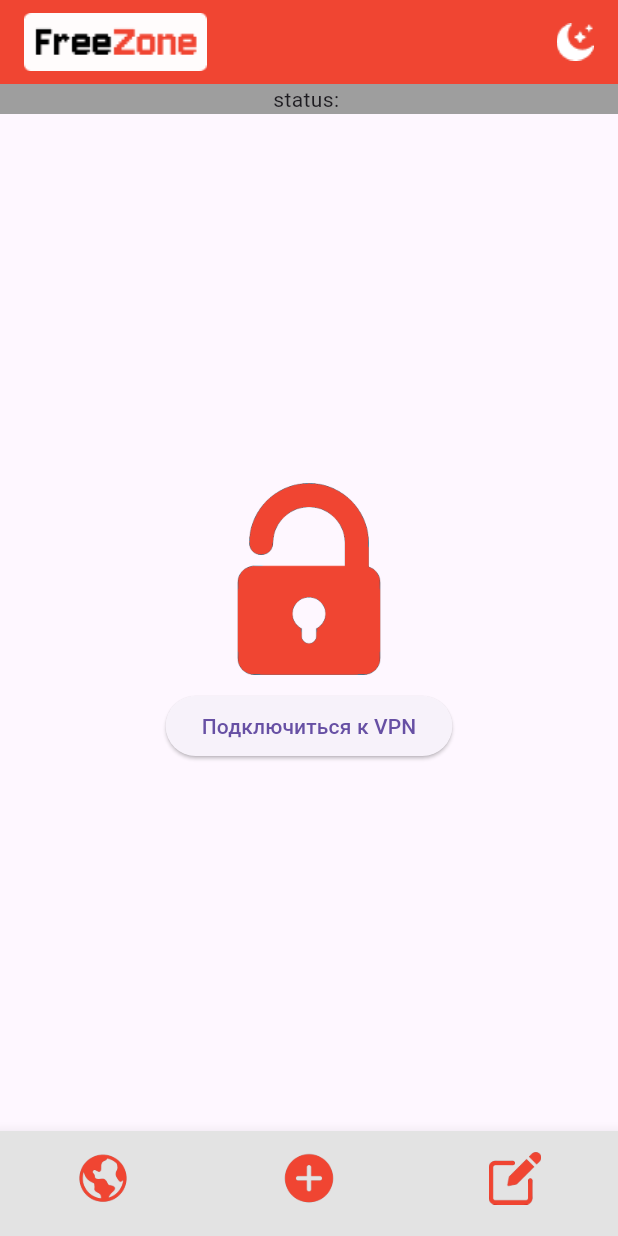
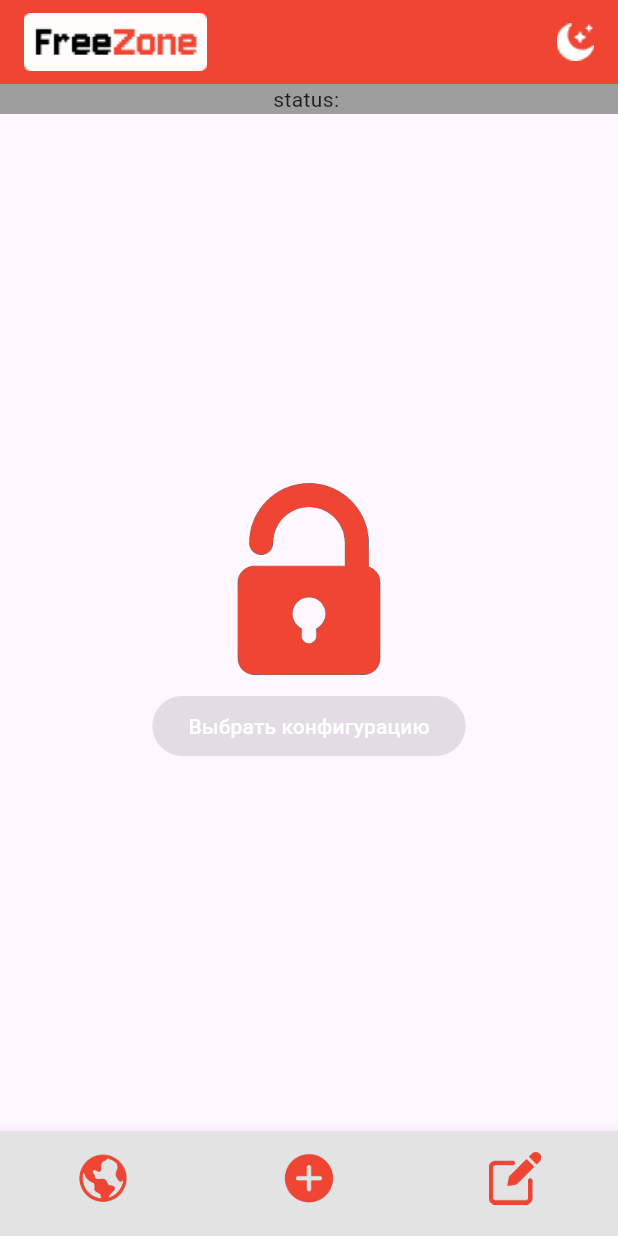
Before and after one commit to JLWorker/FreeZone, a Flutter app: the screen it shows after launch, on a phone screen of 412 x 824 dp. Run offline on Flutter 3.47's test engine with Material 3 defaults, Android fonts, the light colour scheme and no system bars; our stand-ins replace file_picker, permission_handler; missing offline and left inert: flutter_vpn, wireguard_flutter; statements that could not run were skipped.

Commit message:
Start revie

```diff
--- a/lib/pages/add_new_client_page.dart
+++ b/lib/pages/add_new_client_page.dart
@@ -10,7 +10,7 @@ import 'package:free_zone/models/vpn_config.dart';
 import 'package:free_zone/service/ConfigFileStorageService.dart';
 import 'package:free_zone/themes/app-style.dart';
 import 'package:wireguard_flutter/wireguard_flutter.dart';
-import 'package:free_zone/widgets/ConnectionWidget.dart';
+import 'package:free_zone/widgets/connection_widget.dart';
 
 class AddNewClientPage extends StatefulWidget {
   @override
@@ -127,7 +127,7 @@ class _AddNewClientPageState extends State<AddNewClientPage> {
   @override
   Widget build(BuildContext context) {
     return Scaffold(
-      backgroundColor: AppStyle.MainColor,
+      backgroundColor: AppStyle.colorPalette["base"],
       body: Padding(
         padding: EdgeInsets.all(16.0),
         child: Form(
--- a/lib/pages/mainscreen.dart
+++ b/lib/pages/mainscreen.dart
@@ -1,12 +1,16 @@
 import 'package:flutter/material.dart';
-import 'package:free_zone/pages/editscreen.dart' as edit_page;
+import 'package:free_zone/pages/ConfigsScreen.dart';
+import 'package:free_zone/pages/editscreen.dart';
 import 'package:free_zone/pages/vpnscreen.dart' as vpn_screen;
 import 'package:free_zone/widgets/header.dart';
 import 'package:free_zone/themes/app-style.dart';
 import 'package:free_zone/widgets/footer_image.dart';
-
+import 'package:free_zone/pages/editscreen.dart' as edit_page;
+import 'package:free_zone/pages/add_new_client_page.dart' as add_new_client_page;
+import 'package:free_zone/widgets/connection_widget.dart' as connection_widget;
 
 import '../themes/app-style.dart';
+import 'editscreen.dart';
 
 class Mainscreen extends StatefulWidget {
   @override
@@ -25,13 +29,15 @@ class _MainScreenState extends State<Mainscreen> {
     });
   }
 
-
   @override
   Widget build(BuildContext context) {
 
     final List<Widget> _screens = [
       vpn_screen.VpnScreen(),
+      add_new_client_page.AddNewClientPage(),
       edit_page.EditPage(filePath: _current_filePath),
+      connection_widget.ConnectionWidget(),
+      ConfigsScreen()
     ];
 
     return Scaffold(
--- a/lib/pages/vpnscreen.dart
+++ b/lib/pages/vpnscreen.dart
@@ -1,6 +1,7 @@
 import 'package:flutter/material.dart';
 import 'package:flutter_vpn/flutter_vpn.dart';
 import 'package:flutter_vpn/state.dart';
+import 'package:free_zone/themes/app-style.dart';
 import 'package:wireguard_flutter/wireguard_flutter.dart';
 import 'package:free_zone/widgets/status_bar.dart';
 
@@ -106,10 +107,11 @@ class _VpnScreenState extends State<VpnScreen> {
                       : Image.asset('assets/icons/lock.png', scale: 4)),
               const SizedBox(height: 10),
               ElevatedButton(
-                onPressed: _toggleConnectionWireguard,
-                child: Text(state == FlutterVpnState.connected
-                    ? 'Отключиться от VPN'
-                    : 'Подключиться к VPN'),
+                onPressed: ,
+                child: Text("Выбрать конфигурацию", style: TextStyle(color: AppStyle.colorPalette["white"])),
+                style: ElevatedButton.styleFrom(
+                  backgroundColor: AppStyle.colorPalette["base"]
+                ),
               ),
             ],
           ),
--- a/lib/widgets/save_button.dart
+++ b/lib/widgets/save_button.dart
@@ -20,11 +20,9 @@ class SaveButton extends StatelessWidget {
                fontSize: 20
              ),
         ),
-      style: ButtonStyle(
-        backgroundColor: MaterialStateProperty.all(
-          AppStyle.colorPalette["base"]
+      style: ElevatedButton.styleFrom(
+          backgroundColor:  AppStyle.colorPalette["base"]
         ),
-      ),
     );
   }
 
```
Also changed, not shown: lib/widgets/connection_widget.dart (renamed from lib/widgets/ConnectionWidget.dart), 4 other files.
